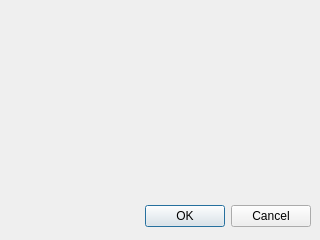
This is countterritorydialog.ui in nullx002/mugo as Qt 5 draws it before an edit. The edited form follows.
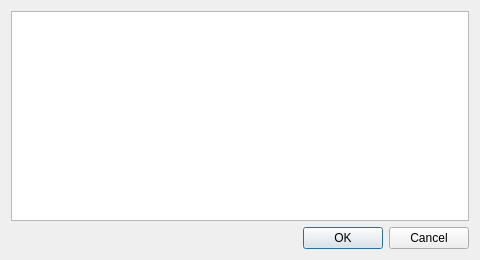
This is the edited form.

What changed in the file:
```diff
--- a/countterritorydialog.ui
+++ b/countterritorydialog.ui
@@ -1,33 +1,36 @@
 <ui version="4.0" >
  <class>CountTerritoryDialog</class>
- <widget class="QDialog" name="CountTerritoryDialog" >
-  <property name="geometry" >
+ <widget class="QDialog" name="CountTerritoryDialog">
+  <property name="geometry">
    <rect>
     <x>0</x>
     <y>0</y>
-    <width>320</width>
-    <height>240</height>
+    <width>480</width>
+    <height>260</height>
    </rect>
   </property>
   <property name="windowTitle" >
    <string>Dialog</string>
   </property>
-  <widget class="QDialogButtonBox" name="buttonBox" >
-   <property name="geometry" >
-    <rect>
-     <x>10</x>
-     <y>200</y>
-     <width>301</width>
-     <height>32</height>
-    </rect>
-   </property>
-   <property name="orientation" >
+  <layout class="QVBoxLayout" name="verticalLayout">
+   <item>
+    <widget class="QPlainTextEdit" name="scoreTextEdit">
+     <property name="readOnly">
+      <bool>true</bool>
+     </property>
+    </widget>
+   </item>
+   <item>
+    <widget class="QDialogButtonBox" name="buttonBox">
+     <property name="orientation">
     <enum>Qt::Horizontal</enum>
    </property>
    <property name="standardButtons" >
     <set>QDialogButtonBox::Cancel|QDialogButtonBox::Ok</set>
    </property>
   </widget>
+   </item>
+  </layout>
  </widget>
  <resources/>
  <connections>
```
Left out of the diff: 17 changed lines with no effect on the pictures. Lines whose indentation alone changed are shown as unchanged.
